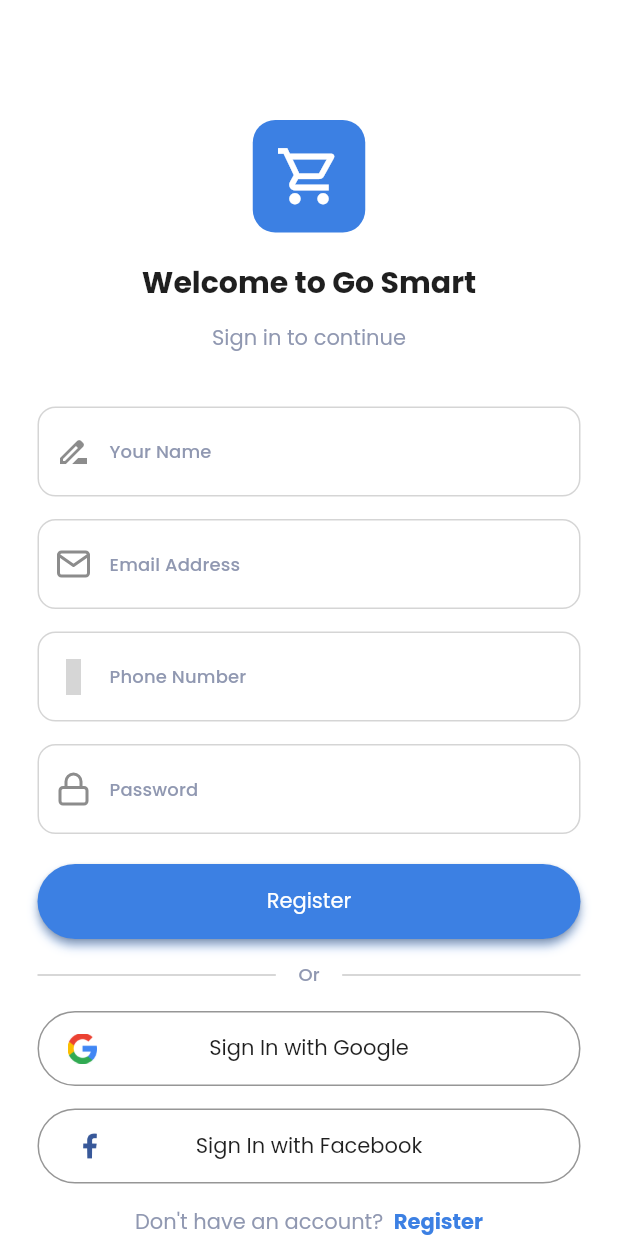
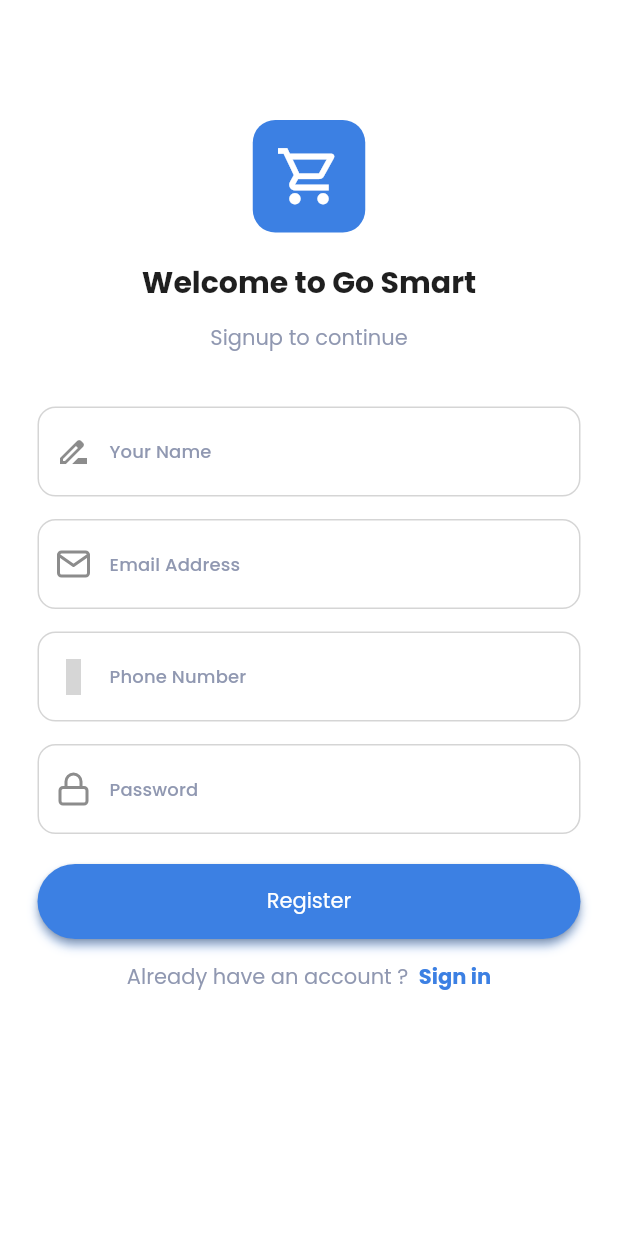
Before and after one commit to Airtechsolutions-pk/Go-Smart-Ecommerce, a Flutter app: the SignInPage screen opened directly, after a tap on "Sign In", after a tap on "Register", on a phone screen of 412 x 824 dp. Run offline on Flutter 3.47's test engine with Material 2 defaults, Android fonts, the phone set to English and light mode, and no system bars; our stand-ins replace animated_splash_screen, buttons_tabbar, cached_network_image, carousel_slider, curved_navigation_bar, dots_indicator and 17 more; accounts and stored records are empty; network calls fail; grey boxes are pictures that could not be loaded.

Commit message:
update from mac

```diff
--- a/lib/pages/home/home_page.dart
+++ b/lib/pages/home/home_page.dart
@@ -60,7 +60,7 @@ class _HomePageState extends State<HomePage> with TickerProviderStateMixin {
 
   Future<List> dosomestuff() async {
     http.Response res = await http.get(
-      'http://retailapi.airtechsolutions.pk/api/menu/2112',
+      'http://retailapi.airtechsolutions.pk/api/menu/2122',
     );
 
     Map<String, dynamic> map = json.decode(res.body);
@@ -491,7 +491,7 @@ class _HomePageState extends State<HomePage> with TickerProviderStateMixin {
     return SideInAnimation(
       4,
       child: Image.asset(
-        'assets/images/products/564x564.jpg',
+        'assets/images/products/umaiz.png',
         width: double.infinity,
         height: 250.0,
         fit: BoxFit.fitWidth,
--- a/lib/pages/signIn/sign_in_page.dart
+++ b/lib/pages/signIn/sign_in_page.dart
@@ -201,12 +201,8 @@ class _SignInPageState extends State<SignInPage> {
                     ),
                   ),
                   SizedBox(height: 15.0),
-                  buildDivider(context),
-                  SizedBox(height: 15.0),
-                  buildGoogleSignInButton(),
-                  SizedBox(height: 15.0),
-                  buildFacebookSignInButton(),
-                  SizedBox(height: 15.0),
+
+
                   buildSignUpButton(context),
                   SizedBox(height: 15.0),
                   // Text(tr('ewew'))
--- a/lib/pages/signUp/sign_up_page.dart
+++ b/lib/pages/signUp/sign_up_page.dart
@@ -300,12 +300,8 @@ class SignUpPage extends StatelessWidget {
                       },
                     ),
                   ),
-                  SizedBox(height: 15.0),
-                  buildDivider(context),
-                  SizedBox(height: 15.0),
-                  buildGoogleSignInButton(),
-                  SizedBox(height: 15.0),
-                  buildFacebookSignInButton(),
+
+
                   SizedBox(height: 15.0),
                   buildSignUpButton(context),
                   SizedBox(height: 15.0),
@@ -356,14 +352,14 @@ class SignUpPage extends StatelessWidget {
           mainAxisAlignment: MainAxisAlignment.center,
           children: <Widget>[
             Text(
-              'signin.noaccount',
+              'Already have an account ?',
               style: Theme.of(context).textTheme.subtitle1,
             ).tr(),
             SizedBox(width: 7.0),
             GestureDetector(
               onTap: navigateToSignUp,
               child: Text(
-                'signin.register',
+                'Sign in',
                 style: Theme.of(context)
                     .textTheme
                     .headline4
@@ -491,7 +487,7 @@ class SignUpPage extends StatelessWidget {
     return SideInAnimation(
       2,
       child: Text(
-        'signin.subtitle',
+        'Signup to continue',
         style: Theme.of(context).textTheme.subtitle1,
       ).tr(),
     );
@@ -531,7 +527,7 @@ class SignUpPage extends StatelessWidget {
   }
 
   void navigateToSignUp() {
-    Get.to(SignUpPage());
+    Get.to(SignInPage());
   }
 
   void navigateToForgotPassword() {
```
Also changed, not shown: lib/pages/product/product_detail_page2.dart (+9 -5 lines), assets/images/products/umaiz.png (added), flutter_01.png (added), 58 other files.
